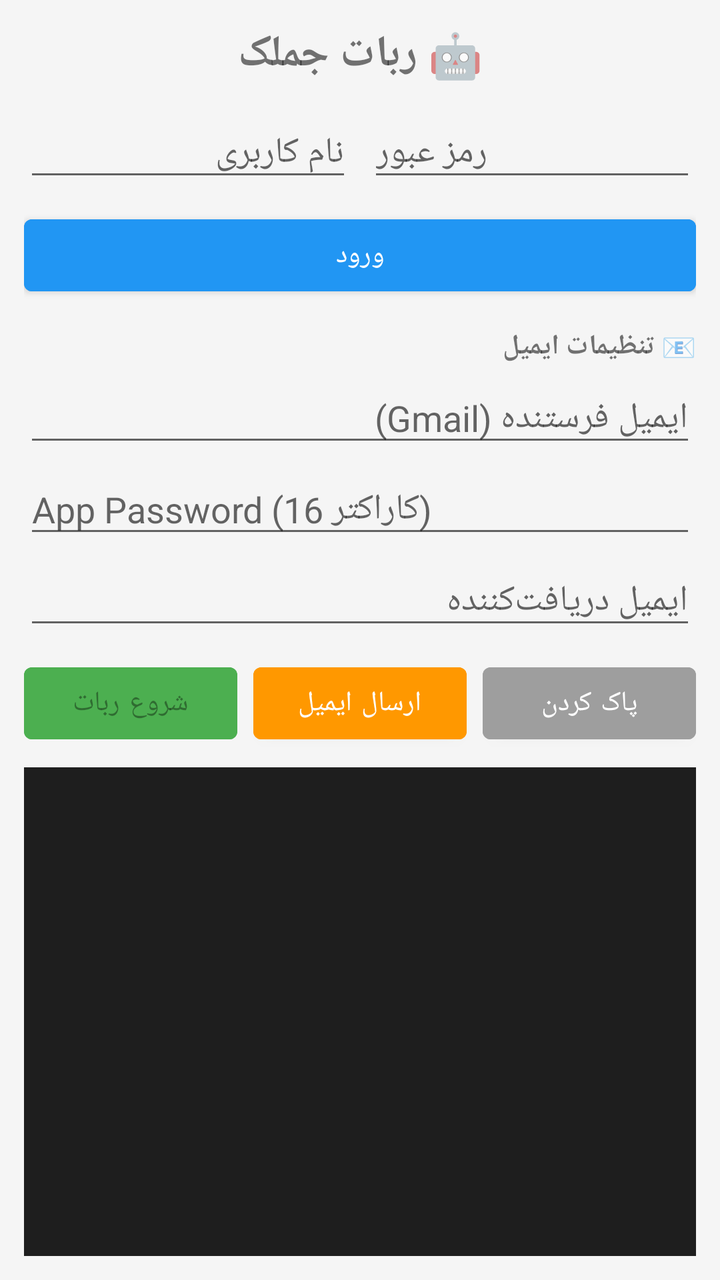
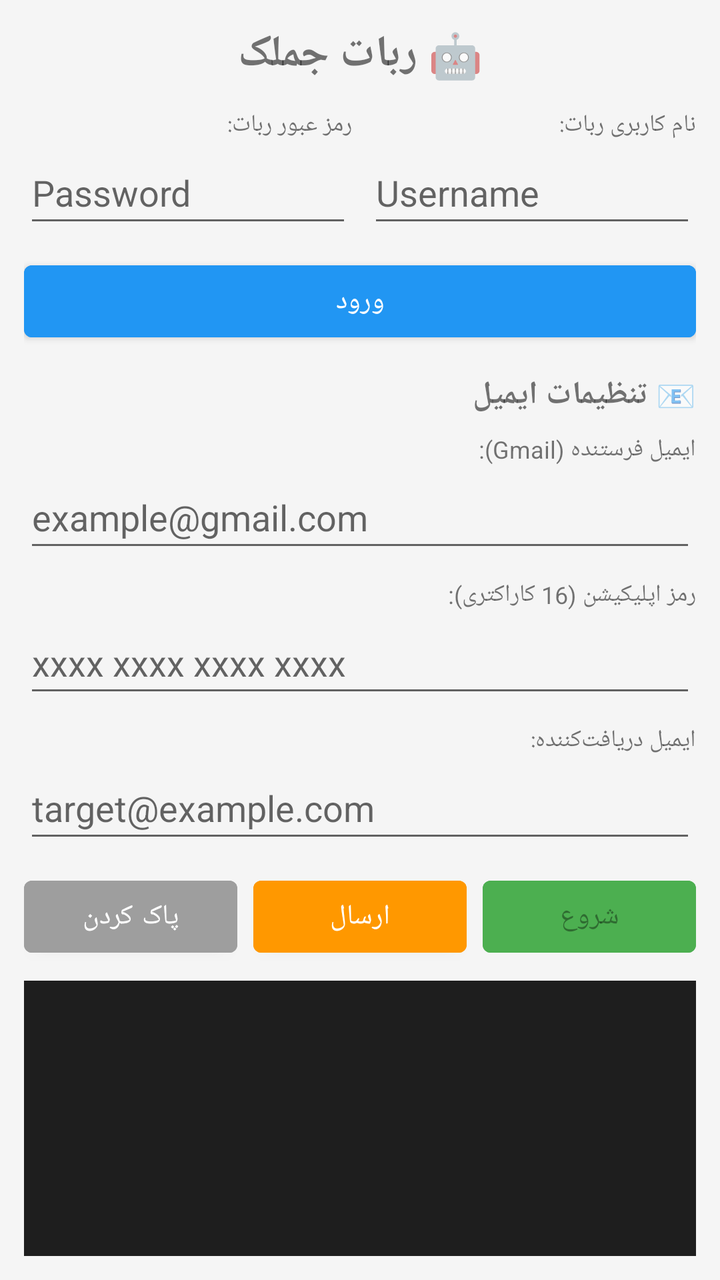

Two renders of the same Android screen: before a commit and after it. Below are the layout's source before the change and the commit's diff.
<!-- AndroidManifest.xml: application theme Theme.Amirza -->
<!-- res/layout/activity_bot.xml -->
<?xml version="1.0" encoding="utf-8"?>
<LinearLayout xmlns:android="http://schemas.android.com/apk/res/android"
    android:layout_width="match_parent"
    android:layout_height="match_parent"
    android:orientation="vertical"
    android:padding="12dp"
    android:background="#F5F5F5">

    <TextView
        android:layout_width="match_parent"
        android:layout_height="wrap_content"
        android:text="🤖 ربات جملک"
        android:textSize="22sp"
        android:textStyle="bold"
        android:gravity="center"
        android:paddingBottom="12dp"/>

    <LinearLayout
        android:layout_width="match_parent"
        android:layout_height="wrap_content"
        android:orientation="horizontal"
        android:paddingBottom="8dp">

        <EditText
            android:id="@+id/etUsername"
            android:layout_width="0dp"
            android:layout_height="wrap_content"
            android:layout_weight="1"
            android:hint="نام کاربری"
            android:inputType="text"
            android:layout_marginEnd="4dp"/>

        <EditText
            android:id="@+id/etPassword"
            android:layout_width="0dp"
            android:layout_height="wrap_content"
            android:layout_weight="1"
            android:hint="رمز عبور"
            android:inputType="textPassword"
            android:layout_marginStart="4dp"/>
    </LinearLayout>

    <Button
        android:id="@+id/btnLogin"
        android:layout_width="match_parent"
        android:layout_height="wrap_content"
        android:text="ورود"
        android:backgroundTint="#2196F3"/>

    <LinearLayout
        android:layout_width="match_parent"
        android:layout_height="wrap_content"
        android:orientation="vertical"
        android:paddingTop="12dp"
        android:paddingBottom="8dp">

        <TextView
            android:layout_width="match_parent"
            android:layout_height="wrap_content"
            android:text="📧 تنظیمات ایمیل"
            android:textStyle="bold"
            android:paddingBottom="4dp"/>

        <EditText
            android:id="@+id/etEmailUser"
            android:layout_width="match_parent"
            android:layout_height="wrap_content"
            android:hint="ایمیل فرستنده (Gmail)"
            android:inputType="textEmailAddress"/>

        <EditText
            android:id="@+id/etEmailPass"
            android:layout_width="match_parent"
            android:layout_height="wrap_content"
            android:hint="App Password (16 کاراکتر)"
            android:inputType="textPassword"
            android:layout_marginTop="4dp"/>

        <EditText
            android:id="@+id/etEmailTo"
            android:layout_width="match_parent"
            android:layout_height="wrap_content"
            android:hint="ایمیل دریافت‌کننده"
            android:inputType="textEmailAddress"
            android:layout_marginTop="4dp"/>
    </LinearLayout>

    <LinearLayout
        android:layout_width="match_parent"
        android:layout_height="wrap_content"
        android:orientation="horizontal"
        android:paddingBottom="8dp">

        <Button
            android:id="@+id/btnStart"
            android:layout_width="0dp"
            android:layout_height="wrap_content"
            android:layout_weight="1"
            android:text="شروع ربات"
            android:enabled="false"
            android:backgroundTint="#4CAF50"
            android:layout_marginEnd="4dp"/>

        <Button
            android:id="@+id/btnSendEmail"
            android:layout_width="0dp"
            android:layout_height="wrap_content"
            android:layout_weight="1"
            android:text="ارسال ایمیل"
            android:backgroundTint="#FF9800"
            android:layout_marginStart="4dp"
            android:layout_marginEnd="4dp"/>

        <Button
            android:id="@+id/btnClear"
            android:layout_width="0dp"
            android:layout_height="wrap_content"
            android:layout_weight="1"
            android:text="پاک کردن"
            android:backgroundTint="#9E9E9E"
            android:layout_marginStart="4dp"/>
    </LinearLayout>

    <androidx.recyclerview.widget.RecyclerView
        android:id="@+id/recyclerLogs"
        android:layout_width="match_parent"
        android:layout_height="0dp"
        android:layout_weight="1"
        android:background="#1E1E1E"
        android:padding="8dp"/>
</LinearLayout>
<!-- resources referenced by this layout -->
<resources>
  <style name="Theme.Amirza" parent="Theme.MaterialComponents.DayNight.NoActionBar">
          
          <item name="colorPrimary">@color/purple_500</item>
          <item name="colorPrimaryVariant">@color/purple_700</item>
          <item name="colorOnPrimary">@color/white</item>
          
          <item name="colorSecondary">@color/teal_200</item>
          <item name="colorSecondaryVariant">@color/teal_700</item>
          <item name="colorOnSecondary">@color/black</item>
          
          <item name="android:statusBarColor" tools:targetApi="l">?attr/colorPrimaryVariant</item>
          
      </style>
  <color name="purple_500">#82b1ff</color>
  <color name="purple_700">#82b1ff</color>
  <color name="white">#FFFFFFFF</color>
  <color name="teal_200">#82b1ff</color>
  <color name="teal_700">#00bfa5</color>
  <color name="black">#FF000000</color>
</resources>

<!-- the commit's change to res/layout/activity_bot.xml (unified diff, before → after) -->
@@ -4,7 +4,9 @@
     android:layout_height="match_parent"
     android:orientation="vertical"
     android:padding="12dp"
-    android:background="#F5F5F5">
+    android:background="#F5F5F5"
+    android:layoutDirection="rtl"
+    android:gravity="start">
 
     <TextView
         android:layout_width="match_parent"
@@ -15,38 +17,65 @@
         android:gravity="center"
         android:paddingBottom="12dp"/>
 
+    
     <LinearLayout
         android:layout_width="match_parent"
         android:layout_height="wrap_content"
         android:orientation="horizontal"
         android:paddingBottom="8dp">
 
-        <EditText
-            android:id="@+id/etUsername"
+        <LinearLayout
             android:layout_width="0dp"
             android:layout_height="wrap_content"
             android:layout_weight="1"
-            android:hint="نام کاربری"
-            android:inputType="text"
-            android:layout_marginEnd="4dp"/>
+            android:orientation="vertical"
+            android:layout_marginEnd="4dp">
+            <TextView
+                android:layout_width="wrap_content"
+                android:layout_height="wrap_content"
+                android:text="نام کاربری ربات:"
+                android:textSize="12sp"
+                android:layout_gravity="start"/>
+            <EditText
+                android:id="@+id/etUsername"
+                android:layout_width="match_parent"
+                android:layout_height="wrap_content"
+                android:minHeight="48dp"
+                android:hint="Username"
+                android:inputType="text"/>
+        </LinearLayout>
 
-        <EditText
-            android:id="@+id/etPassword"
+        <LinearLayout
             android:layout_width="0dp"
             android:layout_height="wrap_content"
             android:layout_weight="1"
-            android:hint="رمز عبور"
-            android:inputType="textPassword"
-            android:layout_marginStart="4dp"/>
+            android:orientation="vertical"
+            android:layout_marginStart="4dp">
+            <TextView
+                android:layout_width="wrap_content"
+                android:layout_height="wrap_content"
+                android:text="رمز عبور ربات:"
+                android:textSize="12sp"
+                android:layout_gravity="start"/>
+            <EditText
+                android:id="@+id/etPassword"
+                android:layout_width="match_parent"
+                android:layout_height="wrap_content"
+                android:minHeight="48dp"
+                android:hint="Password"
+                android:inputType="textPassword"/>
+        </LinearLayout>
     </LinearLayout>
 
     <Button
         android:id="@+id/btnLogin"
         android:layout_width="match_parent"
         android:layout_height="wrap_content"
+        android:minHeight="48dp"
         android:text="ورود"
         android:backgroundTint="#2196F3"/>
 
+    
     <LinearLayout
         android:layout_width="match_parent"
         android:layout_height="wrap_content"
@@ -59,32 +88,56 @@
             android:layout_height="wrap_content"
             android:text="📧 تنظیمات ایمیل"
             android:textStyle="bold"
-            android:paddingBottom="4dp"/>
+            android:textSize="16sp"
+            android:paddingBottom="8dp"
+            android:gravity="start"/>
 
+        <TextView
+            android:layout_width="wrap_content"
+            android:layout_height="wrap_content"
+            android:text="ایمیل فرستنده (Gmail):"
+            android:textSize="12sp"
+            android:layout_gravity="start"/>
         <EditText
             android:id="@+id/etEmailUser"
             android:layout_width="match_parent"
             android:layout_height="wrap_content"
-            android:hint="ایمیل فرستنده (Gmail)"
+            android:minHeight="48dp"
+            android:hint="example@gmail.com"
             android:inputType="textEmailAddress"/>
 
+        <TextView
+            android:layout_width="wrap_content"
+            android:layout_height="wrap_content"
+            android:layout_marginTop="8dp"
+            android:text="رمز اپلیکیشن (16 کاراکتری):"
+            android:textSize="12sp"
+            android:layout_gravity="start"/>
         <EditText
             android:id="@+id/etEmailPass"
             android:layout_width="match_parent"
             android:layout_height="wrap_content"
-            android:hint="App Password (16 کاراکتر)"
-            android:inputType="textPassword"
-            android:layout_marginTop="4dp"/>
+            android:minHeight="48dp"
+            android:hint="xxxx xxxx xxxx xxxx"
+            android:inputType="textPassword"/>
 
+        <TextView
+            android:layout_width="wrap_content"
+            android:layout_height="wrap_content"
+            android:layout_marginTop="8dp"
+            android:text="ایمیل دریافت‌کننده:"
+            android:textSize="12sp"
+            android:layout_gravity="start"/>
         <EditText
             android:id="@+id/etEmailTo"
             android:layout_width="match_parent"
             android:layout_height="wrap_content"
-            android:hint="ایمیل دریافت‌کننده"
-            android:inputType="textEmailAddress"
-            android:layout_marginTop="4dp"/>
+            android:minHeight="48dp"
+            android:hint="target@example.com"
+            android:inputType="textEmailAddress"/>
     </LinearLayout>
 
+    
     <LinearLayout
         android:layout_width="match_parent"
         android:layout_height="wrap_content"
@@ -96,7 +149,8 @@
             android:layout_width="0dp"
             android:layout_height="wrap_content"
             android:layout_weight="1"
-            android:text="شروع ربات"
+            android:minHeight="48dp"
+            android:text="شروع"
             android:enabled="false"
             android:backgroundTint="#4CAF50"
             android:layout_marginEnd="4dp"/>
@@ -106,7 +160,8 @@
             android:layout_width="0dp"
             android:layout_height="wrap_content"
             android:layout_weight="1"
-            android:text="ارسال ایمیل"
+            android:minHeight="48dp"
+            android:text="ارسال"
             android:backgroundTint="#FF9800"
             android:layout_marginStart="4dp"
             android:layout_marginEnd="4dp"/>
@@ -116,6 +171,7 @@
             android:layout_width="0dp"
             android:layout_height="wrap_content"
             android:layout_weight="1"
+            android:minHeight="48dp"
             android:text="پاک کردن"
             android:backgroundTint="#9E9E9E"
             android:layout_marginStart="4dp"/>
